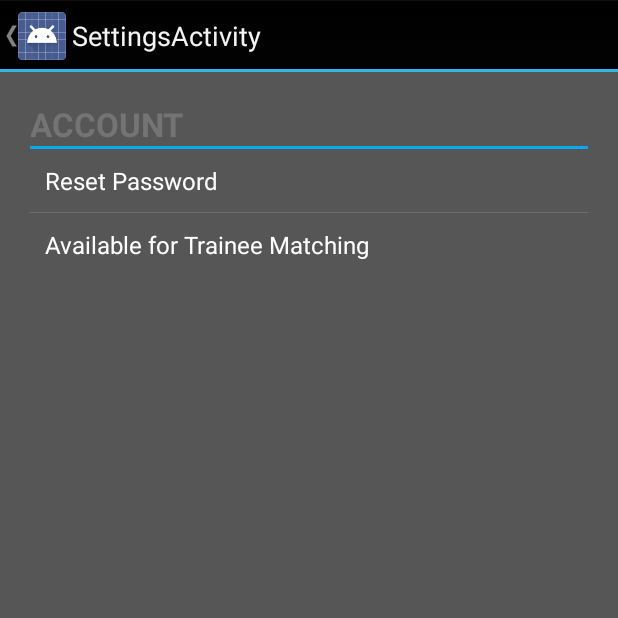
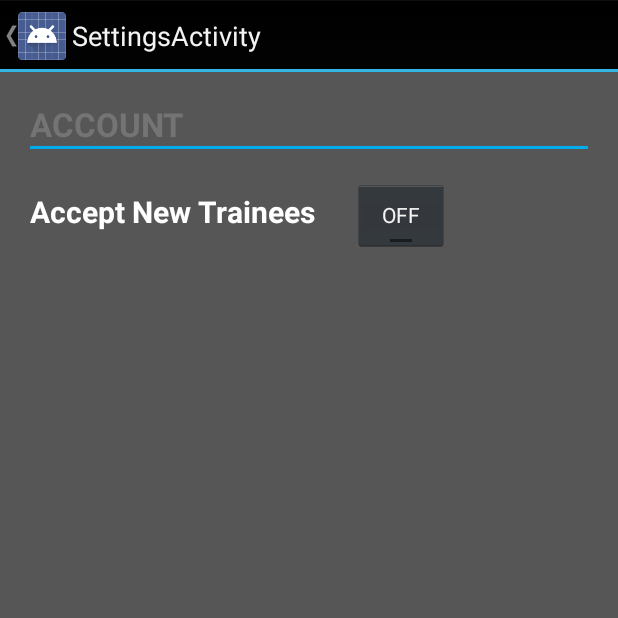
Before and after one commit to csci477-team4/pearsports-android, an Android app: the TraineeListActivity screen opened directly, with no data from a screen before it, in the options menu, after a tap on "Settings", on a phone screen of 412 x 824 dp, the top half of it. Run offline under Robolectric (Android 15) with nearby library versions, the phone set to English and light mode, and no system bars; libraries missing offline, so code that uses them is left out: org.achartengine, org.achartengine.chart, org.achartengine.model, org.achartengine.renderer; network calls fail.

Commit message:
fully functional settings page

```diff
--- a/app/src/main/java/com/example/app/SettingsActivity.java
+++ b/app/src/main/java/com/example/app/SettingsActivity.java
@@ -3,22 +3,29 @@ package com.example.app;
 import android.app.Activity;
 import android.content.Intent;
 import android.content.SharedPreferences;
+import android.os.AsyncTask;
 import android.os.Bundle;
 import android.preference.PreferenceManager;
 import android.support.v4.app.NavUtils;
+import android.util.Log;
 import android.view.MenuItem;
-import android.view.View;
-import android.widget.AdapterView;
 import android.widget.ArrayAdapter;
-import android.widget.ListView;
+import android.widget.CompoundButton;
 import android.widget.Toast;
+import android.widget.ToggleButton;
 
-import java.util.ArrayList;
-import java.util.Arrays;
+import org.json.JSONException;
+import org.json.JSONObject;
 
-public class SettingsActivity extends Activity {
+import java.io.IOException;
+
+public class SettingsActivity extends Activity implements CompoundButton.OnCheckedChangeListener {
 
     private ArrayAdapter<String> listAdapter;
+
+    private String token;
+
+    private String status;
 
     @Override
     protected void onCreate(Bundle savedInstanceState) {
@@ -26,34 +33,110 @@ public class SettingsActivity extends Activity {
         setContentView(R.layout.activity_settings);
         getActionBar().setDisplayHomeAsUpEnabled(true);
 
-        final String[] account_settings = new String[]{
-                "Reset Password",
-                "Available for Trainee Matching"
-        };
+        Intent intent = getIntent();
+        token = intent.getStringExtra("token");
 
-        ListView myList = (ListView) findViewById(R.id.lv_settings);
+        ToggleButton tb = (ToggleButton) findViewById(R.id.status);
+        if (tb != null) {
+            tb.setOnCheckedChangeListener(SettingsActivity.this);
+        }
 
-        ArrayList<String> listWorkouts = new ArrayList<String>();
-        listWorkouts.addAll( Arrays.asList(account_settings) );
+        new GetStatus().execute();
 
-        listAdapter = new ArrayAdapter<String>(this, R.layout.simple_row, listWorkouts);
-        myList.setAdapter(listAdapter);
+    }
 
-        myList.setOnItemClickListener(new AdapterView.OnItemClickListener() {
-            public void onItemClick(AdapterView<?> av, View view, int i, long l) {
-                switch(i) {
-                    case 0:
-                        //Reset Password API Call
-                        Toast.makeText(SettingsActivity.this, "Reset Password", Toast.LENGTH_LONG).show();
-                        break;
-                    case 1:
-                        //Available for Trainee Matching API Call
-                        Toast.makeText(SettingsActivity.this, "Trainee Matching", Toast.LENGTH_LONG).show();
-                        break;
+    private class GetStatus extends AsyncTask<Long,Void,Boolean> {
 
+        protected Boolean doInBackground(Long... params) {
+            ToggleButton tb = (ToggleButton) findViewById(R.id.status);
+            boolean current = tb.isChecked();
+            String current_status;
+            try {
+                JSONObject jsonObj = APIHandler.sendAPIRequestWithAuth("trainer/status", APIHandler.GET, token, "");
+                current_status = jsonObj.getJSONObject("trainer").getString("status");
+
+                if (current_status.equals("available"))
+                    current = true;
+                else if (current_status.equals("not_available"))
+                    current = false;
+                else {
+                    Log.e("SettingsActivity >> ", "Unable to determine if trainer is available or not.");
+                    current = false;
                 }
+            } catch (IOException e) {
+                Log.e("SettingsActivity::IOException >> ", e.getMessage());
+                e.printStackTrace();
+            } catch (JSONException j) {
+                Log.e("SettingsActivity::JSONException >> ", j.getMessage());
+                j.printStackTrace();
             }
-        });
+            return current;
+        }
+
+        protected void onPostExecute(final Boolean success) {
+            ToggleButton tb = (ToggleButton) findViewById(R.id.status);
+
+            if (success)
+                tb.setChecked(true);
+            else
+                tb.setChecked(false);
+        }
+    }
+
+
+    @Override
+    public void onCheckedChanged(CompoundButton buttonView, boolean isChecked) {
+
+        if(isChecked) {
+            status = "available";
+            new SetStatus().execute();
+        }
+        else {
+            status = "not_available";
+            new SetStatus().execute();
+        }
+    }
+
+    private class SetStatus extends AsyncTask<Long,Void,Boolean> {
+
+        protected Boolean doInBackground(Long... params) {
+            ToggleButton tb = (ToggleButton) findViewById(R.id.status);
+            boolean current = tb.isChecked();
+
+            try {
+                JSONObject scheduleJSON = APIHandler.sendAPIRequestWithAuth("trainer/status/" + status, APIHandler.POST, token, "");
+
+                if (scheduleJSON != null) {
+                    try {
+                        if (scheduleJSON.getString("status").equals(200)) {
+                            if (scheduleJSON.getString("message").equals("status is now available"))
+                                current = true;
+                            else
+                                current = false;
+                        }
+                    } catch (JSONException e) {
+                        e.printStackTrace();
+                    }
+                }
+            }  catch (IOException e ) {
+                Log.e("SettingsActivity::IOException >> ", e.getMessage());
+                e.printStackTrace();
+            }
+            return current;
+        }
+
+        protected void onPostExecute(final Boolean success) {
+            ToggleButton tb = (ToggleButton) findViewById(R.id.status);
+
+            if (success) {
+                Toast.makeText(SettingsActivity.this, "You are available for new trainees.", Toast.LENGTH_SHORT).show();
+                tb.setChecked(true);
+            }
+            else {
+                Toast.makeText(SettingsActivity.this, "You are unavailable for new trainees.", Toast.LENGTH_SHORT).show();
+                tb.setChecked(false);
+            }
+        }
     }
 
     @Override
--- a/app/src/main/java/com/example/app/TraineeListActivity.java
+++ b/app/src/main/java/com/example/app/TraineeListActivity.java
@@ -140,6 +140,7 @@ public class TraineeListActivity extends Activity implements OnItemClickListener
         }
         if (id == R.id.action_settings) {
             Intent i = new Intent(TraineeListActivity.this, SettingsActivity.class);
+            i.putExtra("token", token);
             startActivity(i);
         }
         return super.onOptionsItemSelected(item);
--- a/app/src/main/res/layout/activity_settings.xml
+++ b/app/src/main/res/layout/activity_settings.xml
@@ -26,11 +26,32 @@
         android:layout_marginRight="20dp"
         android:background="@color/pearsports" />
 
-    <ListView
+    <LinearLayout
         android:layout_width="match_parent"
+        android:layout_height="match_parent"
+        android:orientation="horizontal"
+        android:background="@color/dgray" >
+
+    <TextView
+        android:layout_width="wrap_content"
         android:layout_height="wrap_content"
+        android:textAppearance="?android:attr/textAppearanceListItem"
+        android:text="Accept New Trainees"
+        android:layout_marginTop="20dp"
         android:layout_marginLeft="20dp"
-        android:layout_marginRight="20dp"
-        android:id="@+id/lv_settings" />
+        android:layout_marginRight="25dp"
+        android:fontFamily="Avenir"
+        android:textColor="@color/white"
+        android:shadowColor="@color/lgray"
+        android:textStyle="bold"
+        android:textSize="20dp"/>
+
+        <ToggleButton
+            android:layout_width="wrap_content"
+            android:layout_height="wrap_content"
+            android:layout_marginTop="20dp"
+            android:id="@+id/status" />
+
+        </LinearLayout>
 
 </LinearLayout>
```
